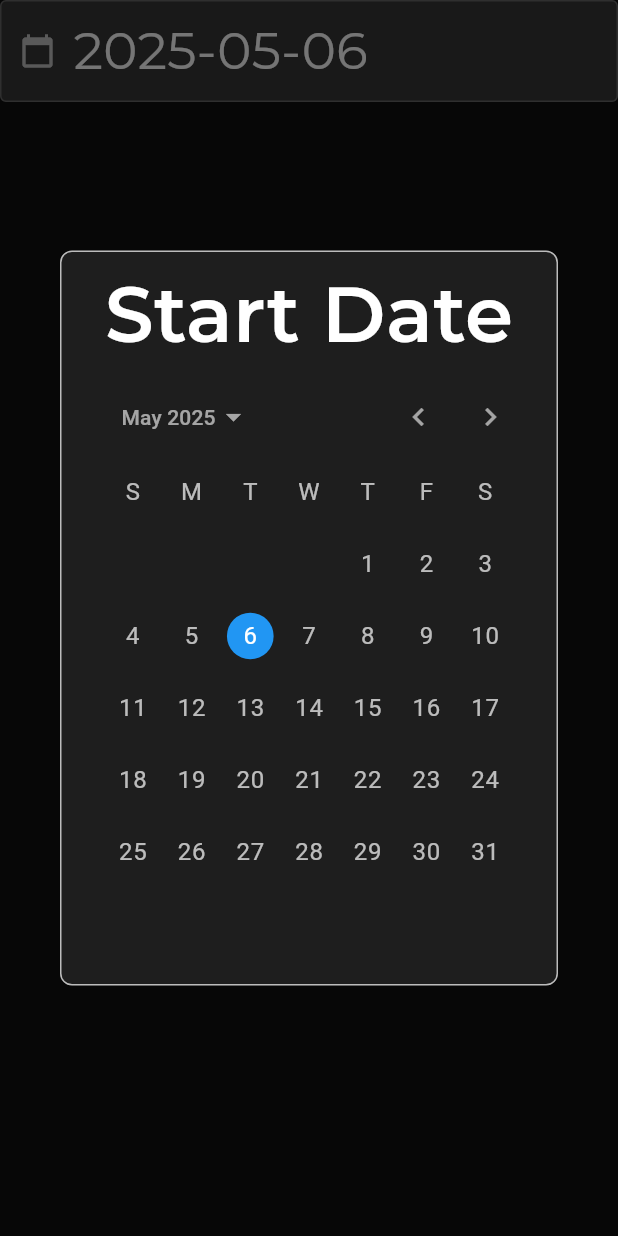
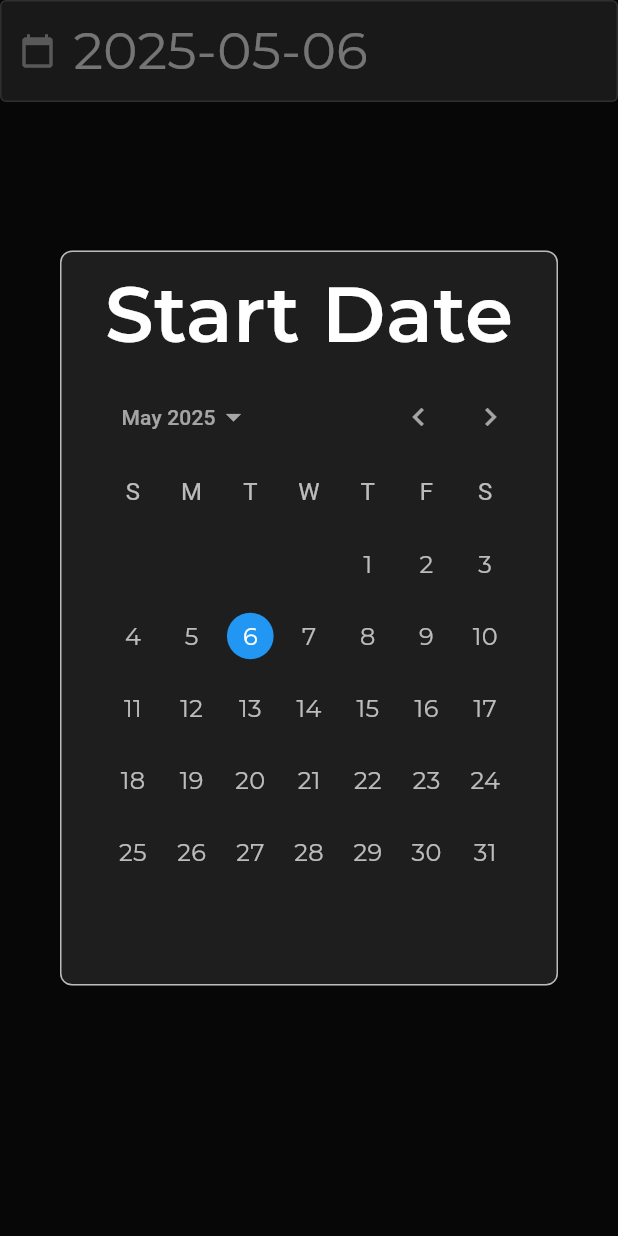
Before and after one commit to NangiDev/doffa, a Flutter app: the MyDatePicker widget shown alone on an empty page, opened directly, after a tap on an icon or button, on a phone screen of 412 x 824 dp. Run offline on Flutter 3.47's test engine with Material 3 defaults, Android fonts, the phone set to English and light mode, and no system bars; our stand-ins replace flutter_secure_storage, flutter_svg, google_fonts, logger, shared_preferences; accounts and stored records are empty.

Commit message:
Cleaned up the date picker

```diff
--- a/lib/screens/home_screen.dart
+++ b/lib/screens/home_screen.dart
@@ -1,4 +1,3 @@
-import 'package:doffa/widgets/buttons/my_coffee_button.dart';
 import 'package:doffa/widgets/buttons/my_sign_out_button.dart';
 import 'package:doffa/widgets/cards/my_data_card.dart';
 import 'package:doffa/widgets/cards/my_progress_card.dart';
@@ -31,7 +30,7 @@ class HomeScreen extends StatelessWidget {
                         child: MyLogoWide(),
                       ),
                     ),
-                    Expanded(flex: 2, child: MyCoffeeButton()),
+                    // Expanded(flex: 2, child: MyCoffeeButton()),
                     Expanded(flex: 2, child: MySignOutButton()),
                   ],
                 ),
--- a/lib/widgets/date/my_date_picker_card.dart
+++ b/lib/widgets/date/my_date_picker_card.dart
@@ -1,3 +1,4 @@
+import 'package:doffa/common/models.dart';
 import 'package:doffa/providers/metrics_provider.dart';
 import 'package:doffa/widgets/my_container.dart';
 import 'package:doffa/widgets/text/my_montserrat.dart';
@@ -68,7 +69,7 @@ class MyDatePicker extends StatelessWidget {
           final maxWidth = constraints.maxWidth;
 
           return InkWell(
-            onTap: () => _pickDate(context, title, maxWidth),
+            onTap: () => _pickDate(context, title, maxWidth, metric),
             borderRadius: BorderRadius.circular(4),
             child: Container(
               width: double.infinity,
@@ -105,6 +106,7 @@ class MyDatePicker extends StatelessWidget {
     BuildContext context,
     String title,
     double maxWidth,
+    Metrics metric,
   ) async {
     await showDialog<DateTime>(
       context: context,
@@ -135,7 +137,7 @@ class MyDatePicker extends StatelessWidget {
                     SizedBox(
                       width: 300,
                       child: CalendarDatePicker(
-                        initialDate: DateTime.now(),
+                        initialDate: metric.date,
                         firstDate: DateTime(2000),
                         lastDate: DateTime(2100),
                         onDateChanged: (date) {
@@ -172,7 +174,16 @@ class MyDatePicker extends StatelessWidget {
                   ? Colors.white
                   : Colors.white70,
         ),
-        todayBackgroundColor: WidgetStateProperty.all(Colors.blue),
+        todayForegroundColor: WidgetStateProperty.all(Colors.white70),
+        dayStyle: MyMontserrat.defaultStyle(
+          maxWidth: 16,
+          fontWeight: FontWeight.w400,
+        ),
+        yearStyle: MyMontserrat.defaultStyle(
+          maxWidth: 16,
+          fontWeight: FontWeight.w400,
+        ),
+        todayBackgroundColor: WidgetStateProperty.all(Colors.transparent),
         todayBorder: BorderSide.none,
       ),
     );
```
